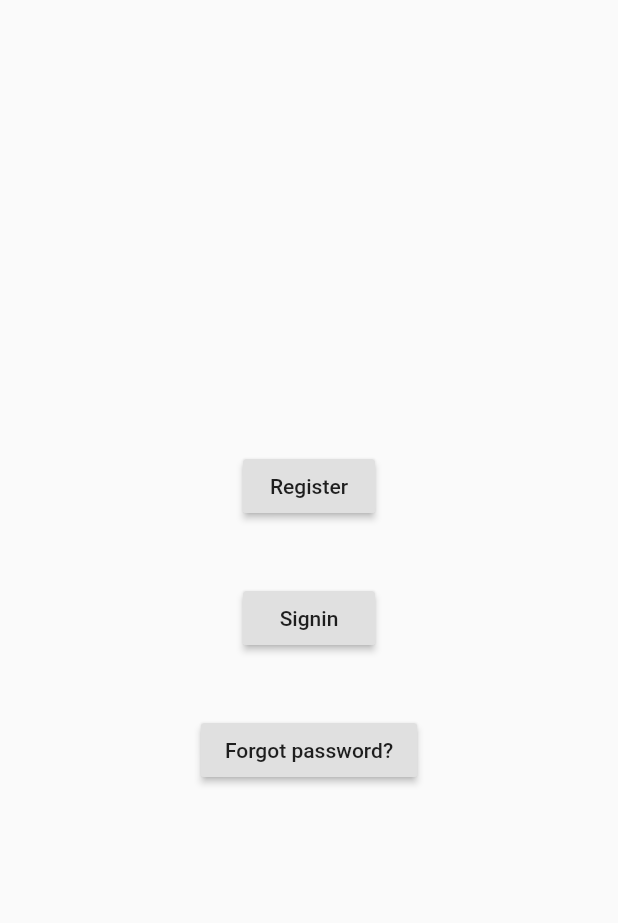
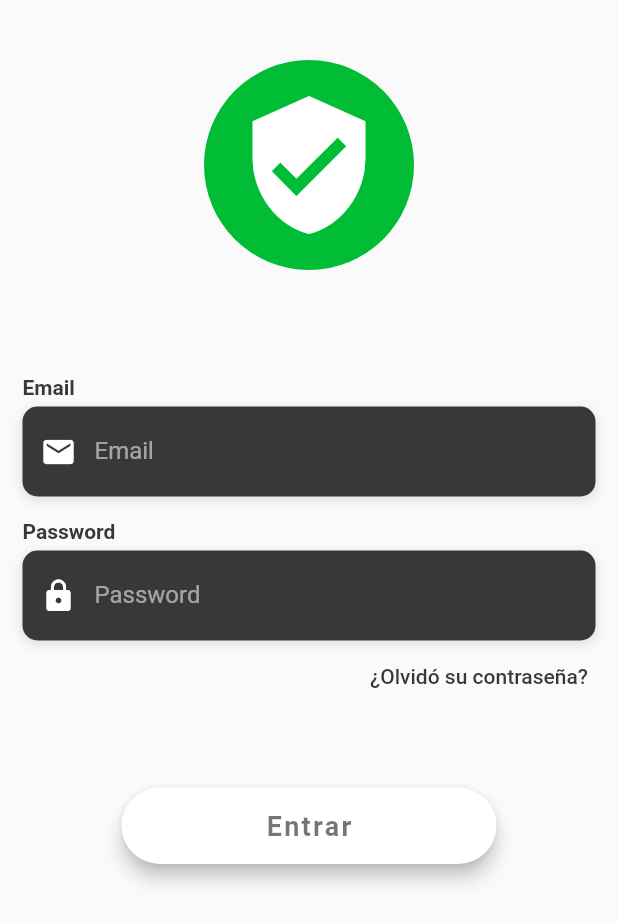
Before and after one commit to felibassx/flutter-auth-firebase-example, a Flutter app: the screen it shows after launch, on a phone screen of 412 x 824 dp. Shown: the top 923 px of the screen. Run offline on Flutter 3.47's test engine with Material 2 defaults, Android fonts, the phone set to English and light mode, and no system bars; our stand-ins replace cloud_firestore, firebase_auth; accounts and stored records are empty; Roboto replaces fonts that are missing (OpenSans).

```diff
--- a/lib/main.dart
+++ b/lib/main.dart
@@ -1,4 +1,6 @@
-import 'package:auth_firebase/src/pages/auth/signup_page.dart';
+
+import 'package:auth_firebase/src/pages/auth/siginin_page.dart';
+import 'package:auth_firebase/src/pages/home_page.dart';
 import 'package:flutter/material.dart';
 
 void main() => runApp(MyApp());
@@ -9,7 +11,11 @@ class MyApp extends StatelessWidget {
     return MaterialApp(
       debugShowCheckedModeBanner: false,
       title: 'Auth Firebase Example',
-      home: SigninPage(),
+      home: SignInPage(),
+      routes: {
+        'home': (BuildContext context) => HomePage(),
+        'signin': (BuildContext context) => SignInPage(),
+      },
     );
   }
 }
--- a/lib/src/models/UserModel.dart
+++ b/lib/src/models/UserModel.dart
@@ -1,8 +1,14 @@
 class User {
 
-  final String uid;
+    final String uid;
+    final String displayName;
+    final String photoUrl;
+    final String email;
+    final String phoneNumber;
 
-  User({ this.uid });
+  User({this.uid, this.displayName, this.photoUrl, this.email, this.phoneNumber});
+
+
 
 }
 
--- a/lib/src/pages/auth/siginin_page.dart
+++ b/lib/src/pages/auth/siginin_page.dart
@@ -0,0 +1,229 @@
+import 'package:auth_firebase/src/models/UserModel.dart';
+import 'package:auth_firebase/src/services/auth_service.dart';
+import 'package:flutter/material.dart';
+import 'package:flutter/services.dart';
+
+class SignInPage extends StatefulWidget {
+  @override
+  _SignInPageState createState() => _SignInPageState();
+}
+
+class _SignInPageState extends State<SignInPage> {
+
+  final AuthService _auth = AuthService();
+
+  String email = '';
+  String password = '';
+  final name = 'usuario de prueba 2';
+
+  @override
+  Widget build(BuildContext context) {
+    return Scaffold(
+      body: ListView(
+        children: <Widget>[
+          SafeArea(
+            child: _buildFormLogin(context),
+          )
+        ],
+      ),
+    );
+  }
+
+  Column _buildFormLogin(BuildContext context) {
+    return Column(
+      mainAxisAlignment: MainAxisAlignment.start,
+      children: <Widget>[
+        SizedBox(
+          height: 40,
+        ),
+        _buildLogo(),
+        SizedBox(
+          height: 70,
+        ),
+        Container(
+          margin: EdgeInsets.symmetric(horizontal: 15),
+          child: _buildTextInput(
+              'Email', 'Email', Icons.email, TextInputType.emailAddress, false),
+        ),
+        SizedBox(
+          height: 15,
+        ),
+        Container(
+          margin: EdgeInsets.symmetric(horizontal: 15),
+          child: _buildTextInput(
+            'Password',
+            'Password',
+            Icons.lock,
+            TextInputType.text,
+            true,
+          ),
+        ),
+         _buildFrogotPassword(),
+        SizedBox(
+          height: 25,
+        ),
+        _buildEnterButton(context),
+
+      ],
+    );
+  }
+
+  Container _buildLogo() {
+    return Container(
+        padding: EdgeInsets.all(20),
+        decoration: BoxDecoration(
+          color: Color(0xff00bd35),
+          borderRadius: BorderRadius.circular(100.0),
+        ),
+        child: Icon(
+          Icons.verified_user,
+          color: Colors.white,
+          size: 100,
+        ),
+      );
+  }
+
+  Widget _buildFrogotPassword() {
+    return Container(
+      margin: EdgeInsets.only(right: 20),
+      alignment: Alignment.centerRight,
+      child: FlatButton(
+          padding: EdgeInsets.only(right: 0.0),
+          onPressed: () => print('Forgot Password'),
+          child: Text(
+            '¿Olvidó su contraseña?',
+            style: TextStyle(
+              color: Color(0xff383838),
+            ),
+          )),
+    );
+  }
+
+  Container _buildEnterButton(BuildContext context) {
+    return Container(
+      width: 250,
+      padding: EdgeInsets.symmetric(vertical: 25.0),
+      child: RaisedButton(
+        elevation: 5.0,
+        padding: EdgeInsets.all(15.0),
+        shape:
+            RoundedRectangleBorder(borderRadius: BorderRadius.circular(30.0)),
+        color: Colors.white,
+        child: Text(
+          'Entrar',
+          style: TextStyle(
+              color: Colors.black54,
+              letterSpacing: 1.5,
+              fontSize: 18.0,
+              fontWeight: FontWeight.bold,
+              fontFamily: 'OpenSans'),
+        ),
+        onPressed: () async {
+
+          print(email);
+          print(password);
+
+         User user = await _auth.signInWithEmailAndPassword(email, password);
+
+         if(user.uid != null && user != null) {
+           Navigator.pushReplacementNamed(context, 'home');
+         } else {
+           print('error $user');
+         }
+
+
+
+          // Navigator.pushReplacementNamed(context, 'sidebarlayout');
+        },
+      ),
+    );
+  }
+
+  Widget _buildTextInput(String hintText, String labelText, IconData icon,
+      TextInputType textInputType, bool isPassword) {
+    return Column(
+      crossAxisAlignment: CrossAxisAlignment.start,
+      children: <Widget>[
+        Text(labelText,
+            style: TextStyle(
+              color: Color(0xff383838),
+              fontWeight: FontWeight.bold,
+              fontFamily: 'OpenSans',
+            )),
+        SizedBox(
+          height: 5.0,
+        ),
+        Container(
+          alignment: Alignment.centerLeft,
+          decoration: BoxDecoration(
+            color: Color(0xff383838), // fondo del input
+            borderRadius: BorderRadius.circular(10.0),
+            boxShadow: [
+              BoxShadow(
+                color: Colors.black12,
+                blurRadius: 6.0,
+                offset: Offset(0, 2),
+              ),
+            ],
+          ),
+          height: 60.0,
+          child: (isPassword)
+              ? _buildPassword(textInputType, isPassword, icon, hintText)
+              : _buildEmail(textInputType, isPassword, icon, hintText),
+        )
+      ],
+    );
+  }
+
+  TextField _buildEmail(TextInputType textInputType, bool isPassword,
+      IconData icon, String hintText) {
+    return TextField(
+      onChanged: (value) {
+        setState(() {
+          this.email = value;
+        });
+      },
+      keyboardType: textInputType,
+      obscureText: isPassword,
+      style: TextStyle(color: Colors.white),
+      decoration: InputDecoration(
+          border: InputBorder.none,
+          contentPadding: EdgeInsets.only(top: 14.0),
+          prefixIcon: Icon(
+            icon,
+            color: Colors.white,
+          ),
+          hintText: hintText,
+          hintStyle: TextStyle(
+            color: Colors.white54,
+            fontFamily: 'OpenSans',
+          )),
+    );
+  }
+
+  TextField _buildPassword(TextInputType textInputType, bool isPassword,
+      IconData icon, String hintText) {
+    return TextField(
+      onChanged: (value) {
+        setState(() {
+          this.password = value;
+        });
+      },
+      keyboardType: textInputType,
+      obscureText: isPassword,
+      style: TextStyle(color: Colors.white),
+      decoration: InputDecoration(
+          border: InputBorder.none,
+          contentPadding: EdgeInsets.only(top: 14.0),
+          prefixIcon: Icon(
+            icon,
+            color: Colors.white,
+          ),
+          hintText: hintText,
+          hintStyle: TextStyle(
+            color: Colors.white54,
+            fontFamily: 'OpenSans',
+          )),
+    );
+  }
+}
--- a/lib/src/pages/auth/signup_page.dart
+++ /dev/null
@@ -1,92 +0,0 @@
-import 'package:auth_firebase/src/models/UserModel.dart';
-import 'package:auth_firebase/src/services/auth_service.dart';
-import 'package:flutter/material.dart';
-
-class SigninPage extends StatefulWidget {
-
-  @override
-  _SigninPageState createState() => _SigninPageState();
-}
-
-class _SigninPageState extends State<SigninPage> {
-  final AuthService _auth = AuthService();
-
-  final email = 'hernandezhfe@gmail.com';
-  final password = 'pipexx221';
-  final name = 'uaurio de prueba 2';
-
-  @override
-  Widget build(BuildContext context) {
-    return Scaffold(
-      body: Center(
-
-        child: Column(
-          mainAxisAlignment: MainAxisAlignment.center,
-          children: <Widget>[
-            Container(
-              padding: EdgeInsets.symmetric(vertical: 20, horizontal: 50),
-              child: RaisedButton(
-                child: Text('Register'),
-                onPressed: () async {
-
-                  dynamic result = await _auth.registerWithEmailAndPassword(email, password, name);
-
-                  if(result == null) {
-                    print('Error REGISTER');
-                  } else {
-                    print('REGISTER OK');
-                    result = result as User;
-                    print(result.uid);
-                  }
-
-                },
-
-              ),
-            ),
-
-            Container(
-              padding: EdgeInsets.symmetric(vertical: 20, horizontal: 50),
-              child: RaisedButton(
-                child: Text('Signin'),
-                onPressed: () async {
-
-                  dynamic result = await _auth.signInWithEmailAndPassword(email, password);
-
-                  if(result == null) {
-                    print('Error SIGNIN');
-                  } else {
-                    print('Signin OK');
-                    result = result;
-                    print(result.uid);
-                  }
-
-                },
-
-              ),
-            ),
-
-            Container(
-              padding: EdgeInsets.symmetric(vertical: 20, horizontal: 50),
-              child: RaisedButton(
-                child: Text('Forgot password?'),
-                onPressed: () async {
-
-                  dynamic result = await _auth.passwordRestoreWhitEmail(email);
-
-                  if(result == null) {
-                    print('Error Restore password');
-                  } else {
-                    print('Email send OK');
-                    print(result);
-                  }
-
-                },
-
-              ),
-            ),
-          ],
-        ),
-      ),
-    );
-  }
-}
--- a/lib/src/pages/home_page.dart
+++ b/lib/src/pages/home_page.dart
@@ -0,0 +1,32 @@
+import 'package:auth_firebase/src/services/auth_service.dart';
+import 'package:flutter/material.dart';
+
+
+class HomePage extends StatelessWidget {
+
+  final AuthService _auth = AuthService();
+
+  @override
+  Widget build(BuildContext context) {
+    return Scaffold(
+      body: Center(
+        child: Column(
+          mainAxisAlignment: MainAxisAlignment.center,
+          children: <Widget>[
+            Text('Home Page!!!'),
+            RaisedButton(
+              onPressed: () async {
+                dynamic resp = await _auth.signOut();
+                print(resp);
+                if(resp != null) {
+                  Navigator.pushReplacementNamed(context, 'signin');
+                }
+              },
+              child: Text('Logout'),
+            )
+          ],
+        ),
+     ),
+   );
+  }
+}
--- a/lib/src/services/auth_service.dart
+++ b/lib/src/services/auth_service.dart
@@ -3,34 +3,39 @@ import 'package:auth_firebase/src/services/database_service.dart';
 import 'package:firebase_auth/firebase_auth.dart';
 
 class AuthService {
-
   final FirebaseAuth _auth = FirebaseAuth.instance;
 
   User _userFromFirebaseUser(FirebaseUser user) {
-    return user != null ? User(uid: user.uid) : null;
+    return user != null
+        ? User(
+            uid: user.uid,
+            displayName: user.displayName,
+            photoUrl: user.photoUrl,
+            email: user.email,
+            phoneNumber: user.phoneNumber
+          )
+        : null;
   }
 
   // auth change user stream
   Future signInAnon() async {
     try {
-
       AuthResult result = await _auth.signInAnonymously();
       FirebaseUser user = result.user;
-      print(user);
       return _userFromFirebaseUser(user);
-
     } catch (e) {
-      print(e);
+      print(e.toString());
       return null;
     }
   }
 
   // sign in with email and password
-  Future signInWithEmailAndPassword(String email, String password) async {
+  Future<User> signInWithEmailAndPassword(String email, String password) async {
     try {
-      AuthResult result = await _auth.signInWithEmailAndPassword(email: email, password: password);
+      AuthResult result = await _auth.signInWithEmailAndPassword(
+          email: email, password: password);
       FirebaseUser user = result.user;
-      return user;
+      return _userFromFirebaseUser(user);
     } catch (error) {
       print(error.toString());
       return null;
@@ -38,9 +43,11 @@ class AuthService {
   }
 
   // register with email and password
-  Future registerWithEmailAndPassword(String email, String password, String name) async {
+  Future registerWithEmailAndPassword(
+      String email, String password, String name) async {
     try {
-      AuthResult result = await _auth.createUserWithEmailAndPassword(email: email, password: password);
+      AuthResult result = await _auth.createUserWithEmailAndPassword(
+          email: email, password: password);
       FirebaseUser user = result.user;
       // create a new document for the user with the uid
       await DatabaseService(uid: user.uid).updateUserData(email, name);
@@ -68,7 +75,8 @@ class AuthService {
   // sign out
   Future signOut() async {
     try {
-      return await _auth.signOut();
+      await _auth.signOut();
+      return  true;
     } catch (error) {
       print(error.toString());
       return null;
@@ -85,5 +93,4 @@ class AuthService {
       return false;
     }
   }
-
 }
```
